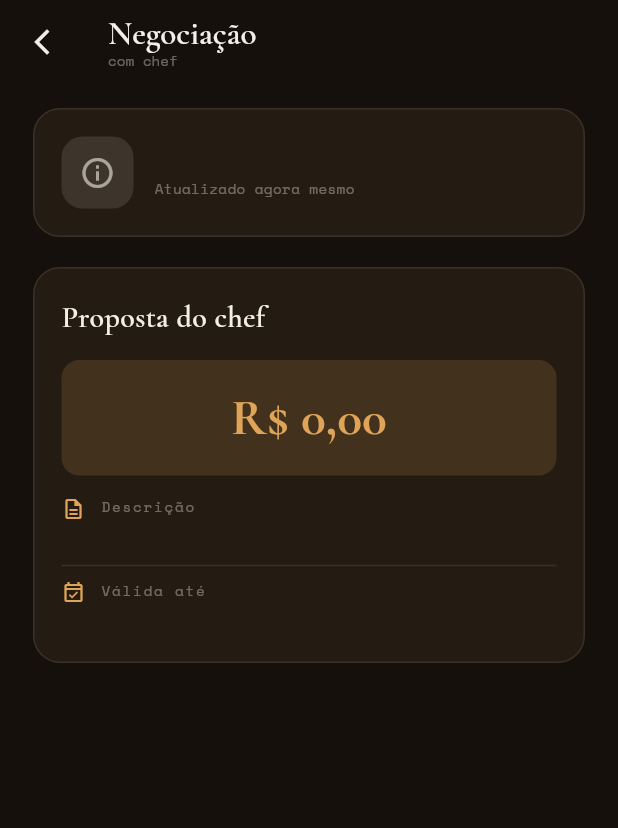
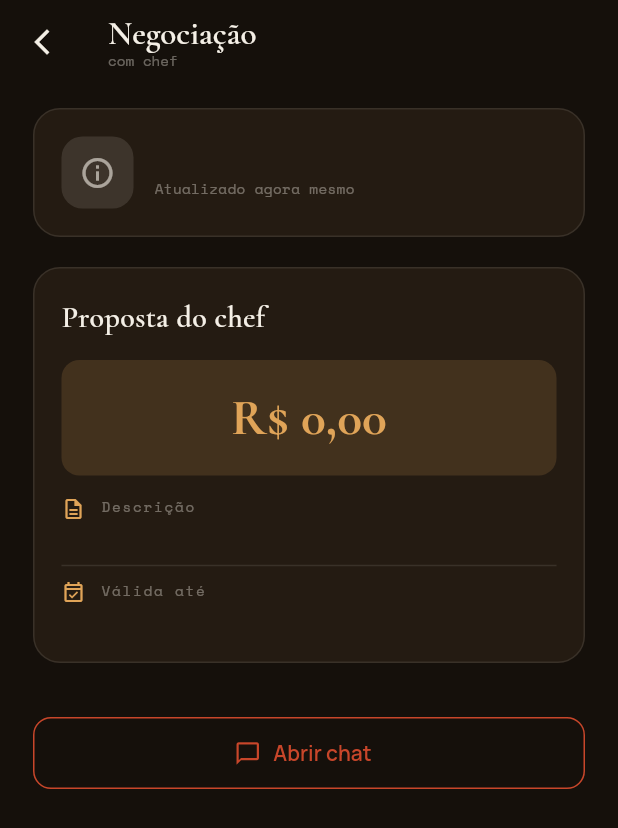
Before and after one commit to italovitorino/chef-em-casa, a Flutter app: the _NegotiationBody widget shown alone on an empty page, opened directly with empty values, on a phone screen of 412 x 824 dp. Shown: the top 828 px of the screen. Run offline on Flutter 3.47's test engine with Material 3 defaults, Android fonts, the phone set to English and light mode, and no system bars; our stand-ins replace dio, flutter_riverpod, flutter_secure_storage, geocoding, geolocator, google_fonts; missing offline and left inert: stomp_dart_client; accounts and stored records are empty; network calls fail.

Commit message:
feat(chat): adiciona botão de chat na NegotiationDetailScreen

```diff
--- a/app/lib/screens/negotiation_detail_screen.dart
+++ b/app/lib/screens/negotiation_detail_screen.dart
@@ -4,6 +4,7 @@ import '../features/negotiation/data/negotiation_dto.dart';
 import '../features/negotiation/data/negotiation_repository.dart';
 import '../features/negotiation/presentation/negotiation_provider.dart';
 import '../theme.dart';
+import 'chat_screen.dart';
 
 // ── StartNegotiationScreen ────────────────────────────────────────────────────
 // Inicia negociação e redireciona para NegotiationDetailScreen.
@@ -231,6 +232,34 @@ class _NegotiationBody extends ConsumerWidget {
                 negotiation: negotiation, negotiationId: negotiationId),
           ),
         ),
+
+        // ── Chat ─────────────────────────────────────────────────────
+        if (negotiation.isActive)
+          SliverToBoxAdapter(
+            child: Padding(
+              padding: const EdgeInsets.fromLTRB(22, 12, 22, 0),
+              child: OutlinedButton.icon(
+                onPressed: () => Navigator.of(context).push(
+                  MaterialPageRoute(
+                    builder: (_) =>
+                        ChatScreen(negotiationId: negotiationId),
+                  ),
+                ),
+                icon: const Icon(Icons.chat_bubble_outline, size: 18),
+                label: const Text('Abrir chat'),
+                style: OutlinedButton.styleFrom(
+                  foregroundColor: AppColors.terra,
+                  side: const BorderSide(color: AppColors.terra),
+                  shape: RoundedRectangleBorder(
+                    borderRadius: BorderRadius.circular(12),
+                  ),
+                  minimumSize: const Size(double.infinity, 48),
+                  textStyle: AppText.manrope(
+                      fontSize: 14, fontWeight: FontWeight.w600),
+                ),
+              ),
+            ),
+          ),
 
         // ── History ──────────────────────────────────────────────────
         if (negotiation.proposalHistory.length > 1) ...[
```
